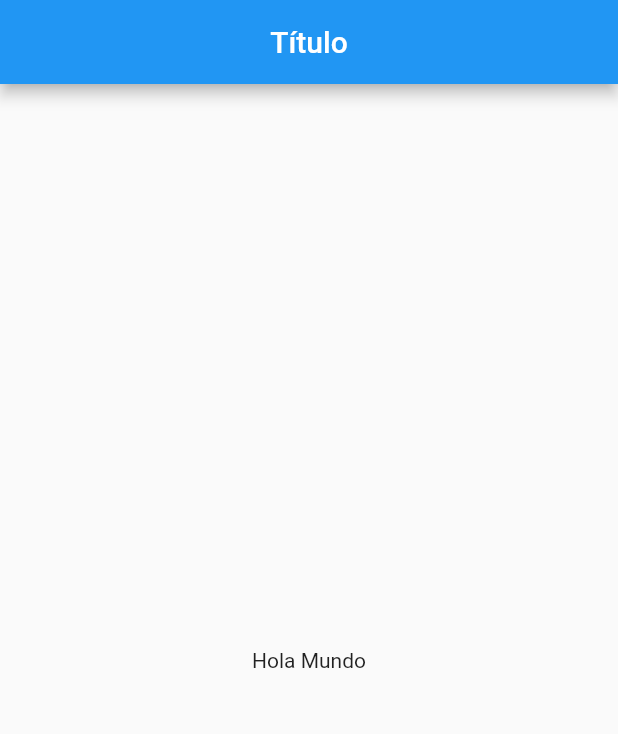
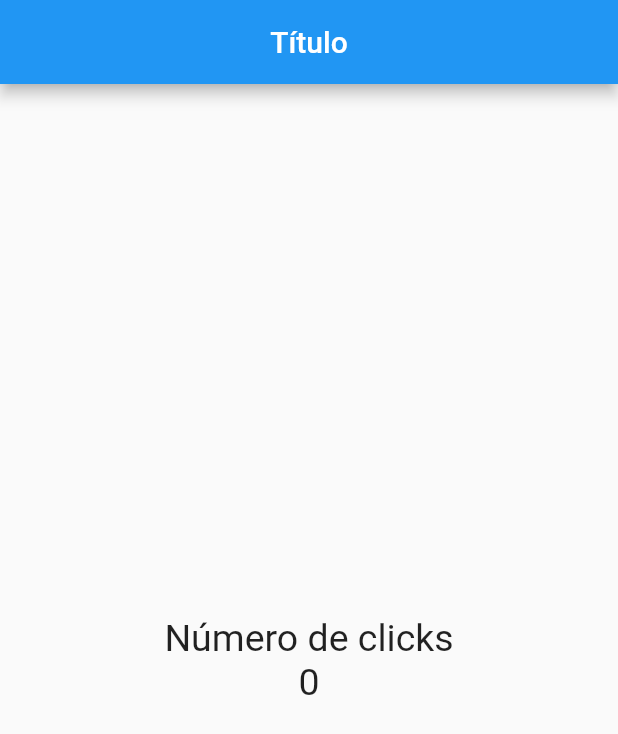
Before and after one commit to abelardolg/flutter-contador, a Flutter app: the screen it shows after launch, on a phone screen of 412 x 824 dp. Shown: the top 734 px of the screen. Run offline on Flutter 3.47's test engine with Material 2 defaults, Android fonts, the phone set to English and light mode, and no system bars.

Commit message:
:sparkles: Add some widgets: SimpleColumn,SimpleText, SimpleStyleText

```diff
--- a/lib/src/pages/home.page.dart
+++ b/lib/src/pages/home.page.dart
@@ -1,11 +1,26 @@
+import 'package:contador/src/pages/widgets/texts/simple_text.dart';
+import 'package:contador/src/pages/widgetsAux/stylesText/SimpleStyleText.dart';
+import 'package:flutter/material.dart';
 
-import 'package:flutter/material.dart';
 import 'package:contador/src/pages/widgets/scaffolds/simple_scaffold.widget.dart';
+import 'package:contador/src/pages/widgets/columns/simple_column.dart';
 
 class HomePage extends StatelessWidget {
   @override
   Widget build(BuildContext context) {
-    return SimpleScaffoldWidget("Título", true, Center(child: Text("Hola Mundo")));
+    return SimpleScaffoldWidget(
+        "Título",
+        true,
+        Center(child:
+          SimpleColumn(
+              [
+                SimpleText("Número de clicks", SimpleStyleText(25)),
+                SimpleText("0", SimpleStyleText(25.0))
+              ],
+              MainAxisAlignment.center
+          )
+        )
+    );
   }
 
 }
--- /dev/null
+++ b/lib/src/pages/widgets/columns/simple_column.dart
@@ -0,0 +1,11 @@
+import 'package:flutter/material.dart';
+
+class SimpleColumn extends Column {
+
+  SimpleColumn(myChildren, alignment) :
+        super(
+          mainAxisAlignment: alignment,
+          children: myChildren
+      );
+
+}
--- /dev/null
+++ b/lib/src/pages/widgets/texts/simple_text.dart
@@ -0,0 +1,7 @@
+import 'package:flutter/material.dart';
+
+class SimpleText extends Text {
+
+  SimpleText(String data, TextStyle myStyle) : super(data, style: myStyle);
+
+}
--- /dev/null
+++ b/lib/src/pages/widgetsAux/stylesText/SimpleStyleText.dart
@@ -0,0 +1,9 @@
+
+
+import 'package:flutter/material.dart';
+
+class SimpleStyleText extends TextStyle {
+
+  SimpleStyleText(double myFontSize) : super(fontSize: myFontSize);
+
+}
```
